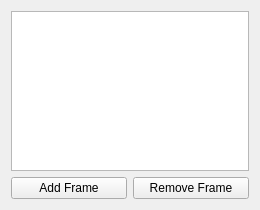
First picture: the form in childrenpanel/framepanel.ui, repository Nice9Tian/AnimeAn, before the edit.
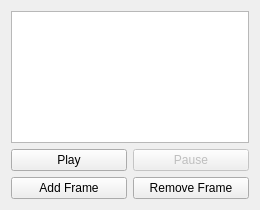
Second picture: the form after the edit.

Commit message: Add timeline playback and drop the child canvas page outline

The edit to the form file:
```diff
--- a/childrenpanel/framepanel.ui
+++ b/childrenpanel/framepanel.ui
@@ -24,6 +24,27 @@
      </property>
     </widget>
    </item>
+   <item>
+    <layout class="QHBoxLayout" name="playbackLayout">
+     <item>
+      <widget class="QPushButton" name="PlayButton">
+       <property name="text">
+        <string>Play</string>
+       </property>
+      </widget>
+     </item>
+     <item>
+      <widget class="QPushButton" name="PauseButton">
+       <property name="text">
+        <string>Pause</string>
+       </property>
+       <property name="enabled">
+        <bool>false</bool>
+       </property>
+      </widget>
+     </item>
+    </layout>
+   </item>
    <item>
     <layout class="QHBoxLayout" name="buttonLayout">
      <item>
```
The commit also changes 7 other files.
